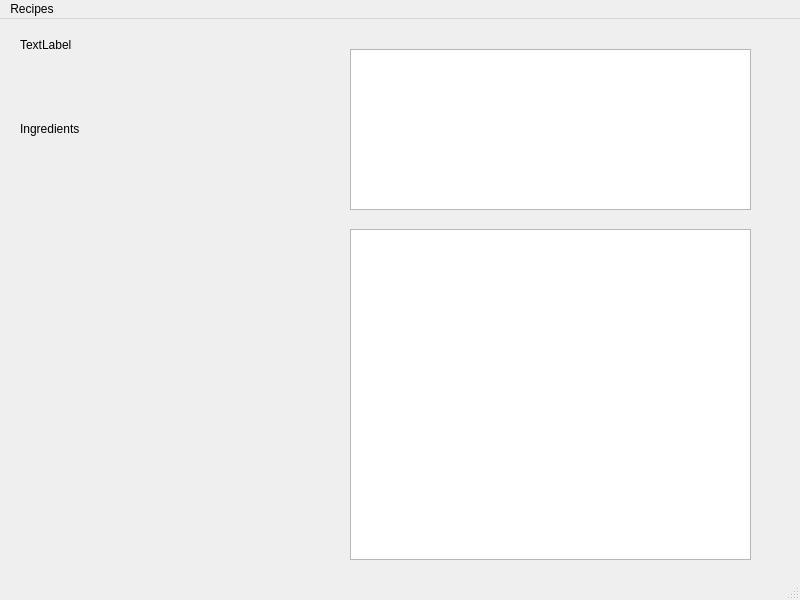
Niomahony/CS4076_Project, file mainwindow.ui: the form before one commit.
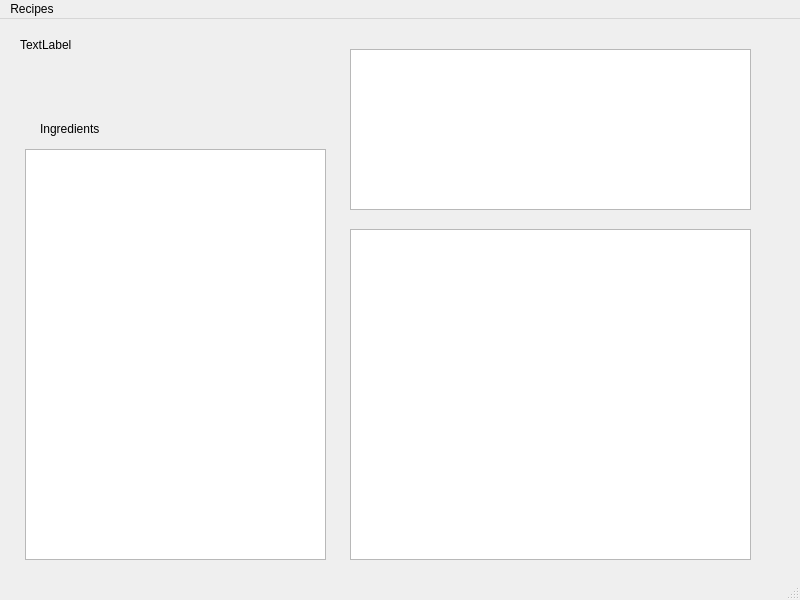
The form after the commit.

What changed in the file:
```diff
--- a/mainwindow.ui
+++ b/mainwindow.ui
@@ -30,7 +30,7 @@
    <widget class="QLabel" name="label_2">
     <property name="geometry">
      <rect>
-      <x>20</x>
+      <x>40</x>
       <y>100</y>
       <width>141</width>
       <height>20</height>
@@ -60,16 +60,15 @@
      </rect>
     </property>
    </widget>
-   <widget class="QWidget" name="verticalLayoutWidget">
+   <widget class="QListWidget" name="listBox">
     <property name="geometry">
      <rect>
-      <x>20</x>
+      <x>25</x>
       <y>130</y>
-      <width>311</width>
+      <width>301</width>
       <height>411</height>
      </rect>
     </property>
-    <layout class="QVBoxLayout" name="verticalLayout"/>
    </widget>
   </widget>
   <widget class="QMenuBar" name="menubar">
```
Left out of the diff: 6 changed lines with no effect on the pictures.
